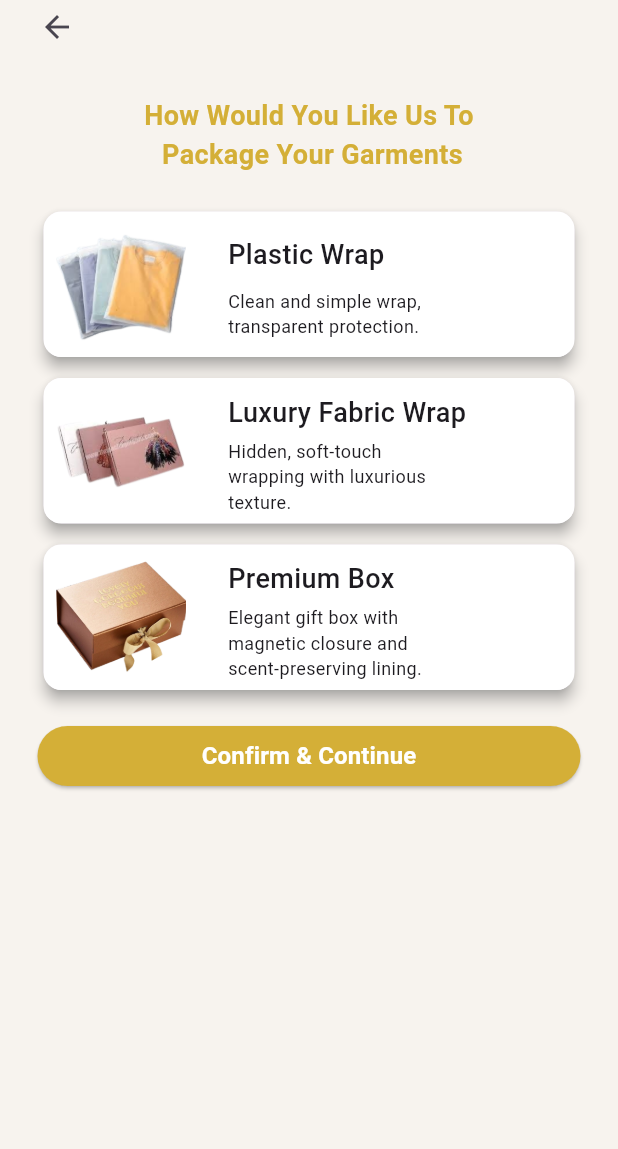
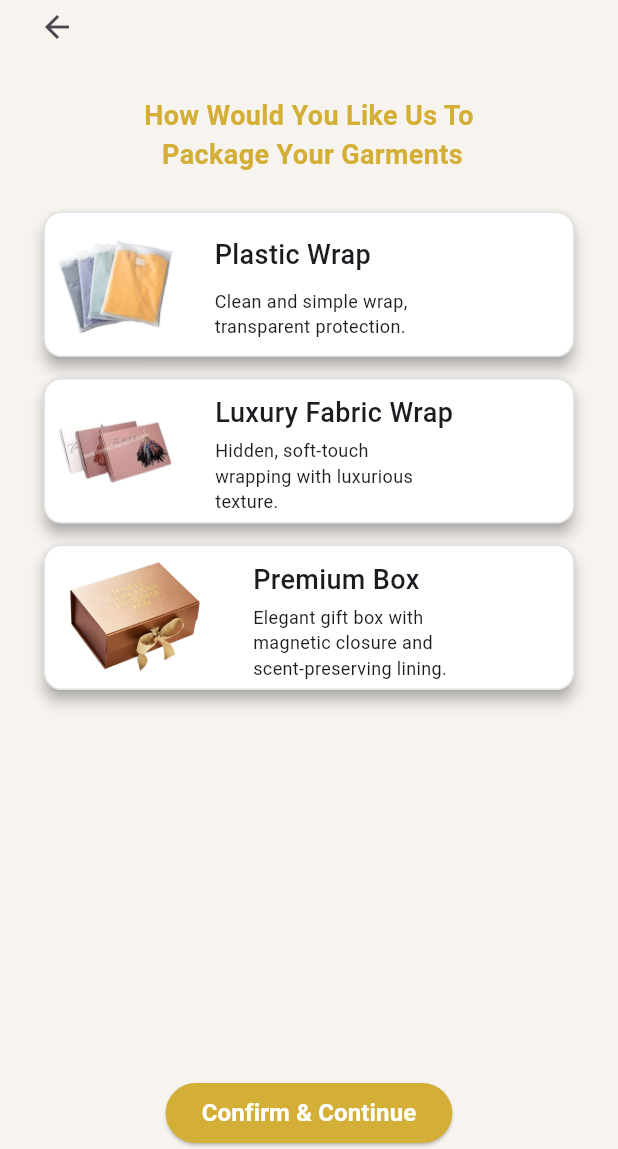
Before and after one commit to H-8-Yasir/LaundaryApp, a Flutter app: the Packagingscreen screen opened directly, on a phone screen of 412 x 824 dp, the part 87-1236 px from its top. Run offline on Flutter 3.47's test engine with Material 3 defaults, Android fonts, the phone set to English and light mode, and no system bars; our stand-ins replace curved_navigation_bar, gap, shared_preferences; accounts and stored records are empty.

Commit message:
Describe your updates

```diff
--- a/lib/Screens/packagingScreen.dart
+++ b/lib/Screens/packagingScreen.dart
@@ -1,11 +1,29 @@
 import 'package:flutter/material.dart';
 import 'package:gap/gap.dart';
 import 'package:laundaryapp/Screens/personalizedcardscreen.dart';
-import 'package:laundaryapp/Widgets/ElevatedButton.dart';
 import 'package:laundaryapp/Widgets/appBarCustom.dart';
+import 'package:laundaryapp/classes/cart_provider.dart';
+import 'package:provider/provider.dart';
 
-class Packagingscreen extends StatelessWidget{
+class Packagingscreen extends StatefulWidget{
+  @override
+  State<Packagingscreen> createState() => _PackagingscreenState();
+}
+
+class _PackagingscreenState extends State<Packagingscreen> {
+
+  String? _selectedPackagingName;
+  @override
+  void initState(){
+    super.initState();
+    final cartProvider = context.read<CartProvider>();
+    _selectedPackagingName = cartProvider.selectedPackaging?.name;
+  }
+  @override
   Widget build(BuildContext context){
+    final cartProvider = context.read<CartProvider>();
+    final options = cartProvider.availablePackagingOptions;
+
     return Scaffold(
       backgroundColor: Color(0xFFF7F3EE),
       body: SafeArea(
@@ -28,15 +46,45 @@ class Packagingscreen extends StatelessWidget{
               child: const Text("How Would You Like Us To\n Package Your Garments",textAlign: TextAlign.center,
               style: TextStyle(fontWeight: FontWeight.w600,fontSize: 18,color: Color(0xFFd4AF37))),
             ),
-            cards(maintext: "Plastic Wrap", text: "Clean and simple wrap,\ntransparent protection.",
-            image: Image(image: AssetImage("assets/images/plastic.png"),fit: BoxFit.cover,height: 78,width: 87,)),
-            cards(maintext: "Luxury Fabric Wrap", text: "Hidden, soft-touch\nwrapping with luxurious \ntexture.",
-            image: Image(image: AssetImage("assets/images/luxury.png"),fit: BoxFit.cover,height: 78,width: 87,)),
-            cards(maintext: "Premium Box", text: "Elegant gift box with \nmagnetic closure and\nscent-preserving lining.",
-            image: Image(image: AssetImage("assets/images/premiumbox.png"),fit: BoxFit.cover,height: 78,width: 87,)),
+            Expanded(
+              child: ListView.builder(
+                itemCount: options.length,
+                itemBuilder: (context,index){
+                  final option = options[index];
+                  return cards(maintext: option.name,
+                  text: option.description, image: Image(
+                    image: AssetImage(option.imagePath),fit: BoxFit.cover,
+                  ), onTap: (){
+                    setState(() {
+                      _selectedPackagingName = option.name;
+                    });
+                    cartProvider.setSelectedPackaging(option);
+                  }, isSelected: _selectedPackagingName == option.name);
+                },
+              ),
+            ),
             Padding(
-              padding: const EdgeInsets.only(left: 25,right: 25,top: 20,),
-              child: elevatedButton(text: "Confirm & Continue", page: Personalizedcardscreen()),
+              padding: const EdgeInsets.only(left: 25,right: 25),
+              child: ElevatedButton(
+                onPressed: (){
+                  if(cartProvider.selectedPackaging != null){
+                    Navigator.push(context, MaterialPageRoute(builder: (context)=> Personalizedcardscreen()));
+                  } else {
+                    ScaffoldMessenger.of(context).showSnackBar(
+                      const SnackBar(content: Text("Please select a packaging style."))
+                    );
+                  }
+                },
+                style: ElevatedButton.styleFrom(
+                    backgroundColor: const Color(0xFFD4AF37),
+                    shape: RoundedRectangleBorder(
+                      borderRadius: BorderRadius.circular(24)
+                    )
+                  ),
+                child: const Text("Confirm & Continue",style: TextStyle(
+                  color: Colors.white,fontWeight: FontWeight.bold,fontSize: 16
+                ),),
+              )
             )
           ],
         ),
@@ -49,9 +97,13 @@ class Packagingscreen extends StatelessWidget{
    Widget cards({
     required String maintext,
     required String text,
-    required Widget image,
+    required Image image,
+    required VoidCallback onTap,
+    required bool isSelected
    }){
-    return Padding(
+    return InkWell(
+      onTap: onTap,
+      child: Padding(
         padding: const EdgeInsets.only(left: 25,right: 25,top: 6),
         child: Card(
           elevation: 4,
@@ -60,7 +112,20 @@ class Packagingscreen extends StatelessWidget{
           child: Container(
             width: double.infinity,
             height: 97,
+            decoration: BoxDecoration(
               color: Colors.white,
+              borderRadius: BorderRadius.circular(12),
+              border: isSelected ?
+              Border.all(color: const Color(0xFFD4AF37),width: 2.5)
+              : Border.all(color: Colors.grey.shade300,width: 1),
+              boxShadow: [
+                BoxShadow(
+                  color: Colors.grey.withOpacity(0.15),
+                  spreadRadius: 1,
+                  blurRadius: 5
+                )
+              ]
+            ),
             padding: const EdgeInsets.only(bottom: 2),
             child: Row(
               children: [
@@ -84,5 +149,6 @@ class Packagingscreen extends StatelessWidget{
             ),
           ),
         ),
+      ),
     );
    }
--- a/lib/Screens/personalizedcardscreen.dart
+++ b/lib/Screens/personalizedcardscreen.dart
@@ -10,6 +10,7 @@ class Personalizedcardscreen extends StatelessWidget{
     return Scaffold(
       backgroundColor: Color(0xFFF7F3EE),
       body: SafeArea(
+        child: SingleChildScrollView(
           child: Column(
             children: [
              Appbarcustom(),
@@ -47,6 +48,7 @@ class Personalizedcardscreen extends StatelessWidget{
             ],
           ),
         ),
+      ),
     );
   }
   }
--- a/lib/Screens/virtualAssistant.dart
+++ b/lib/Screens/virtualAssistant.dart
@@ -11,6 +11,7 @@ class Virtualassistant extends StatelessWidget{
     return Scaffold(
       backgroundColor: Color(0xFFF7F3EE),
       body: SafeArea(
+        child: SingleChildScrollView(
           child: Column(
             children: [
               Appbarcustom(),
@@ -88,6 +89,7 @@ class Virtualassistant extends StatelessWidget{
             ],
           ),
         ),
+      ),
     );
   }
 }
--- a/lib/classes/cart_provider.dart
+++ b/lib/classes/cart_provider.dart
@@ -1,10 +1,29 @@
 import 'package:flutter/material.dart';
 import 'package:laundaryapp/classes/garmentitem.dart';
+import 'package:laundaryapp/classes/packaging_option.dart';
 import 'package:shared_preferences/shared_preferences.dart';
 import 'dart:convert';
 import 'package:flutter/foundation.dart';
 
 class CartProvider extends ChangeNotifier{
+  // packaging state
+  PackagingOption? _selectedPackaging;
+  PackagingOption? get selectedPackaging => _selectedPackaging;
+
+  final List<PackagingOption> availablePackagingOptions = const [
+    PackagingOption(name: "Plastic Wrap",
+    description: "Clean and simple wrap,\ntransparent protection.", imagePath: "assets/images/plastic.png", price: 10),
+    PackagingOption(name: "Luxury Fabric Wrap",
+    description: "Hidden, soft-touch \nwrapping with luxurious\ntexture.", imagePath: "assets/images/luxury.png", price: 30),
+    PackagingOption(name: "Premium Box",
+    description: "Elegant gift box with\nmagnetic closure and\nscent-preserving lining.", imagePath: "assets/images/premiumbox.png", price: 40)
+  ];
+
+  void setSelectedPackaging(PackagingOption option){
+    _selectedPackaging = option;
+    notifyListeners();
+  }
+  // for garments
   final Map<String, Garmentitem> _items = {};
 
   CartProvider(){
--- /dev/null
+++ b/lib/classes/packaging_option.dart
@@ -0,0 +1,13 @@
+class PackagingOption {
+  final String name;
+  final String description;
+  final String imagePath;
+  final double price;
+
+  const PackagingOption({
+    required this.name,
+    required this.description,
+    required this.imagePath,
+    required this.price,
+  });
+}
--- a/lib/helpers/buildFragrance.dart
+++ b/lib/helpers/buildFragrance.dart
@@ -70,8 +70,8 @@ class _Buildfragrancestate extends State<Buildfragrance>{
             mainAxisAlignment: MainAxisAlignment.spaceBetween,
             children: [
               Padding(
-                padding: const EdgeInsets.only(left: 8),
-                child: Image(image: AssetImage("assets/images/picture4.png"),width: 40,height: 40,),
+                padding: const EdgeInsets.all(10),
+                child: Image(image: AssetImage("assets/images/picture4.png"),fit: BoxFit.fill),
               ),
               Column(
                 children: [
```
Also changed, not shown: lib/Screens/OrderSummaryScreen.dart (+10 -1 lines), lib/Screens/pickupSchedule.dart (+49 -4 lines), lib/Widgets/customTextField/customtext.dart (+10 -1 lines), lib/Widgets/custom_sub_text.dart (+11 -2 lines), lib/helpers/summary_static_row.dart (added, +40 -0 lines). Lines whose indentation alone changed are shown as unchanged.
